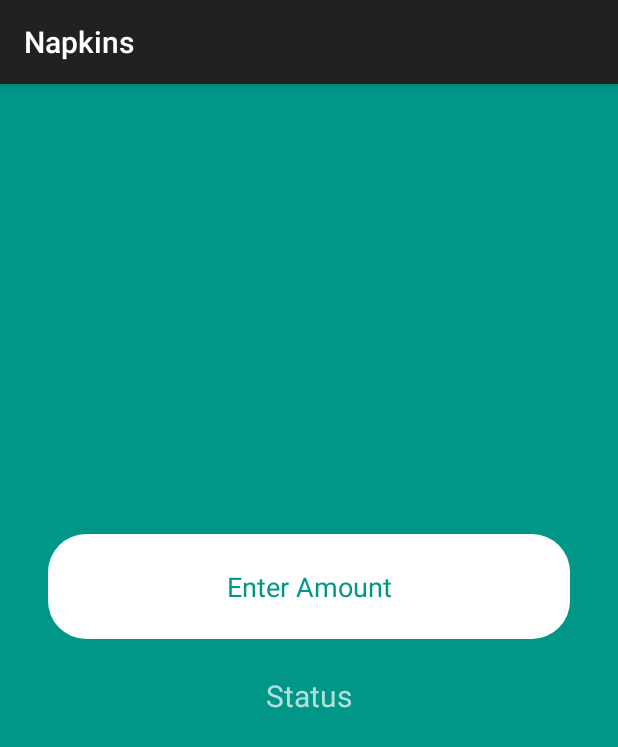
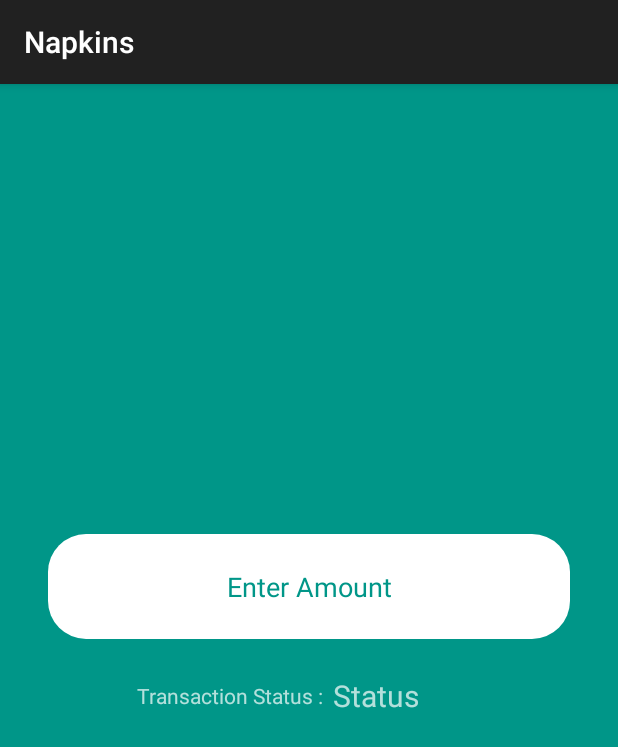
Before and after one commit to kamaljohnson/rit-sanitary-napkins-soft, an Android app: the SendMoneyFromWalletPt2 screen opened directly, with no data from a screen before it, on a phone screen of 412 x 824 dp. Shown: the top 747 px of the screen. Run offline under Robolectric (Android 15) with nearby library versions, the light colour scheme and no system bars; our stand-ins replace Firebase (no records; nobody signed in at launch, a user with empty details on screens opened directly).

Commit message:
updating wallet transaction

```diff
--- a/rit-sanitary-napkins-soft/app/src/main/java/com/xborggames/ivending/HomeActivity.kt
+++ b/rit-sanitary-napkins-soft/app/src/main/java/com/xborggames/ivending/HomeActivity.kt
@@ -22,8 +22,7 @@ class HomeActivity : AppCompatActivity() {
 
         val uid = FirebaseAuth.getInstance().uid ?: ""
 
-        postReference = FirebaseDatabase.getInstance().reference
-            .child("users").child(uid)
+        postReference = FirebaseDatabase.getInstance().reference.child("users").child(uid)
 
         topup_button.setOnClickListener {
             val intent = Intent(this, WalletTopUpActivity::class.java)
--- a/rit-sanitary-napkins-soft/app/src/main/java/com/xborggames/ivending/SendMoneyFromWalletPt2.kt
+++ b/rit-sanitary-napkins-soft/app/src/main/java/com/xborggames/ivending/SendMoneyFromWalletPt2.kt
@@ -4,11 +4,16 @@ import android.annotation.SuppressLint
 import android.content.Intent
 import android.support.v7.app.AppCompatActivity
 import android.os.Bundle
+import android.os.Debug
+import android.text.Editable
+import android.text.TextWatcher
 import android.view.View
+import android.widget.EditText
 import android.widget.Toast
 import com.google.firebase.auth.FirebaseAuth
 import com.google.firebase.database.*
 import kotlinx.android.synthetic.main.activity_send_money_from_wallet_pt2.*
+import java.io.Console
 
 class SendMoneyFromWalletPt2 : AppCompatActivity() {
 
@@ -21,18 +26,26 @@ class SendMoneyFromWalletPt2 : AppCompatActivity() {
         super.onCreate(savedInstanceState)
         setContentView(R.layout.activity_send_money_from_wallet_pt2)
 
-        val uid = FirebaseAuth.getInstance().uid ?: ""
-
         transaction_id = intent.getStringExtra("transaction_id")
         postReference = FirebaseDatabase.getInstance().reference.child("transactions").child(transaction_id)
-        if(transaction_status.text != "INVALID" && amount_text.text.toString().toInt() > 0) {
-            send_button.visibility = View.VISIBLE
-        }
-        else
-        {
-            send_button.visibility = View.INVISIBLE
+
+        amount_text.afterTextChanged {
+            if(transaction_status.text != "INVALID" && amount_text.text.toString() != "") {
+                if(amount_text.text.toString().toInt() > 0) {
+                    send_button.visibility = View.VISIBLE
+                }
+            }
+            else
+            {
+                send_button.visibility = View.INVISIBLE
+            }
         }
 
+        send_button.setOnClickListener {
+            val uid = FirebaseAuth.getInstance().uid
+            val ref = FirebaseDatabase.getInstance().getReference("transactions/$transaction_id")
+            ref.child("amount").setValue(amount_text.text.toString().toFloat())
+        }
     }
 
     override fun onStart() {
@@ -59,4 +72,18 @@ class SendMoneyFromWalletPt2 : AppCompatActivity() {
         }
         postReference.addValueEventListener(postListener)
     }
+
+    fun EditText.afterTextChanged(afterTextChanged: (String) -> Unit) {
+        this.addTextChangedListener(object : TextWatcher {
+            override fun beforeTextChanged(p0: CharSequence?, p1: Int, p2: Int, p3: Int) {
+            }
+
+            override fun onTextChanged(p0: CharSequence?, p1: Int, p2: Int, p3: Int) {
+            }
+
+            override fun afterTextChanged(editable: Editable?) {
+                afterTextChanged.invoke(editable.toString())
+            }
+        })
+    }
 }
--- a/rit-sanitary-napkins-soft/app/src/main/res/layout/activity_send_money_from_wallet_pt2.xml
+++ b/rit-sanitary-napkins-soft/app/src/main/res/layout/activity_send_money_from_wallet_pt2.xml
@@ -33,8 +33,8 @@
             android:id="@+id/transaction_status" android:layout_marginTop="24dp"
             app:layout_constraintTop_toBottomOf="@+id/amount_text" app:layout_constraintEnd_toEndOf="parent"
             android:layout_marginEnd="8dp" android:layout_marginRight="8dp"
-            app:layout_constraintStart_toStartOf="parent" android:layout_marginLeft="8dp"
-            android:layout_marginStart="8dp"/>
+            app:layout_constraintStart_toEndOf="@+id/textView4"
+            app:layout_constraintHorizontal_bias="0.05"/>
     <Button
             android:text="Send"
             android:visibility="invisible"
@@ -46,5 +46,15 @@
             app:layout_constraintStart_toStartOf="@+id/amount_text"
             app:layout_constraintEnd_toEndOf="@+id/amount_text" android:layout_marginTop="8dp"
             app:layout_constraintTop_toBottomOf="@+id/transaction_status"/>
+    <TextView
+            android:text="Transaction Status :"
+            android:layout_width="wrap_content"
+            android:layout_height="wrap_content"
+            android:id="@+id/textView4"
+            app:layout_constraintBottom_toBottomOf="@+id/transaction_status"
+            app:layout_constraintTop_toTopOf="@+id/transaction_status" app:layout_constraintStart_toStartOf="parent"
+            android:layout_marginLeft="32dp" android:layout_marginStart="32dp" app:layout_constraintEnd_toEndOf="parent"
+            android:layout_marginEnd="8dp" android:layout_marginRight="8dp"
+            app:layout_constraintHorizontal_bias="0.24"/>
 
 </android.support.constraint.ConstraintLayout>
```
Also changed, not shown: rit-sanitary-napkins-soft/app/src/main/java/com/xborggames/ivending/SendMoneyFromWallet.kt (+11 -7 lines).
